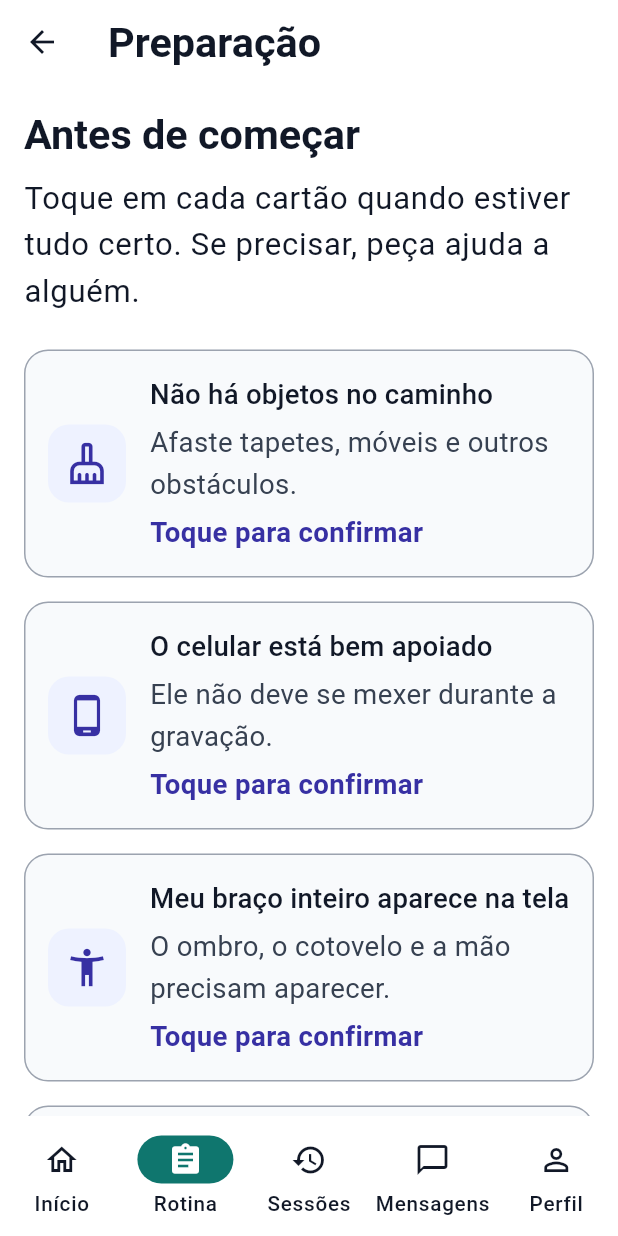
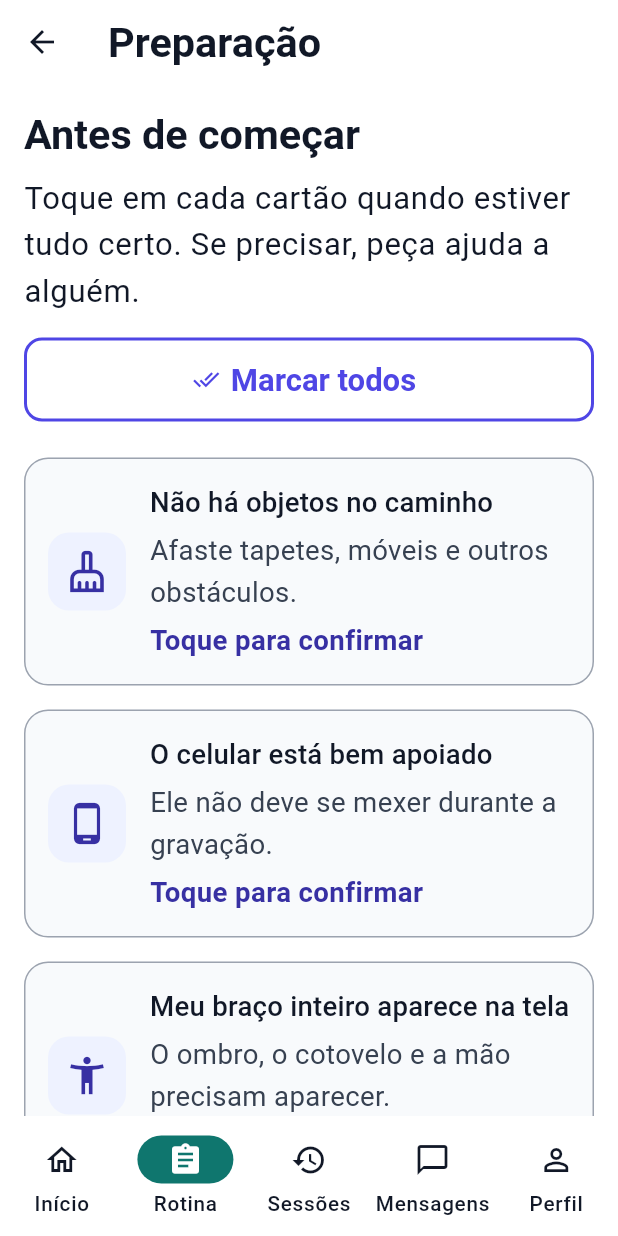
Before and after one commit to skapkun/monitoramento-reabilitacao-pos-avc, a Flutter app: the PreparationScreen screen opened by its route, on a phone screen of 412 x 824 dp. Run offline on Flutter 3.47's test engine with Material 3 defaults, Android fonts, the phone set to English and light mode, and no system bars; our stand-ins replace cloud_firestore, firebase_auth, firebase_core, image_picker, share_plus, video_player; missing offline and left inert: video_thumbnail; accounts and stored records are empty.

Commit message:
feat: marcar preparacao de uma vez

```diff
--- a/frontend/lib/screens/patient/preparation_screen.dart
+++ b/frontend/lib/screens/patient/preparation_screen.dart
@@ -68,6 +68,15 @@ class _PreparationScreenState extends State<PreparationScreen> {
     setState(() => confirmed[index] = !confirmed[index]);
   }
 
+  void toggleAll() {
+    final value = !isReady;
+    setState(() {
+      for (var index = 0; index < confirmed.length; index++) {
+        confirmed[index] = value;
+      }
+    });
+  }
+
   @override
   Widget build(BuildContext context) {
     return AppPage(
@@ -83,6 +92,15 @@ class _PreparationScreenState extends State<PreparationScreen> {
           Text(
             'Toque em cada cartão quando estiver tudo certo. Se precisar, peça ajuda a alguém.',
             style: Theme.of(context).textTheme.bodyLarge,
+          ),
+          const SizedBox(height: AppSpacing.md),
+          OutlinedButton.icon(
+            key: const Key('marcar_todos_preparacao'),
+            onPressed: toggleAll,
+            icon: Icon(
+              isReady ? Icons.remove_done_outlined : Icons.done_all_outlined,
+            ),
+            label: Text(isReady ? 'Desmarcar todos' : 'Marcar todos'),
           ),
           const SizedBox(height: AppSpacing.lg),
           for (var index = 0; index < items.length; index++)
```
Also changed, not shown: 1 other file.
